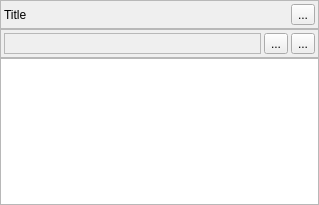
Above: libshvvisu/src/timeline/channelprobewidget.ui from syyyr/libshv before the change. Below: the same form after it.
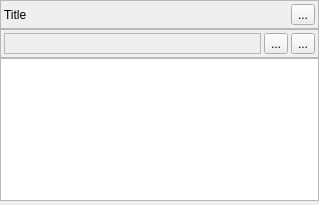
That is the form after the change. Icons and pictures are not drawn.

The edit to the form file:
```diff
--- a/libshvvisu/src/timeline/channelprobewidget.ui
+++ b/libshvvisu/src/timeline/channelprobewidget.ui
@@ -30,7 +30,7 @@
     <number>0</number>
    </property>
    <property name="bottomMargin">
-    <number>0</number>
+    <number>4</number>
    </property>
    <item>
     <widget class="QFrame" name="fHeader">
```
